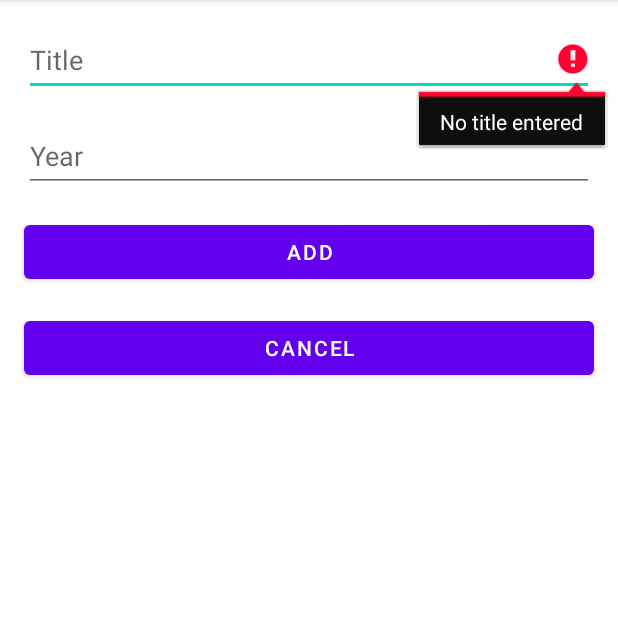
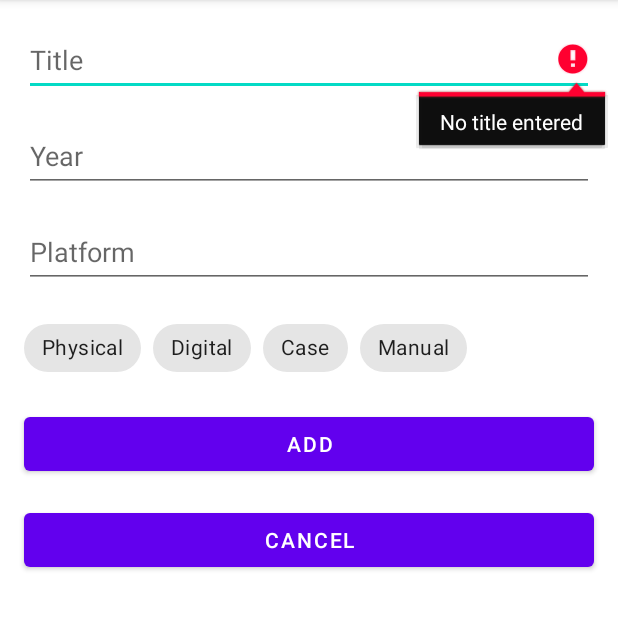
Before and after one commit to jwesgore/gamelibrary, an Android app: the fragment addGame placed in its activity, after a tap on "ADD", on a phone screen of 412 x 824 dp, the part 84-714 px from its top. Run offline under Robolectric (Android 15) with nearby library versions, the phone set to English and light mode, and no system bars; our stand-ins replace Firebase (no records; nobody signed in at launch, a user with empty details on screens opened directly).

Commit message:
add parameters to add file

```diff
--- a/app/src/main/java/com/example/gamelibrary/app/GameFile.kt
+++ b/app/src/main/java/com/example/gamelibrary/app/GameFile.kt
@@ -1,10 +1,12 @@
 package com.example.gamelibrary.app
+
+import java.util.jar.Attributes
 
 data class GameFile (
     val title   : String,
     val year    : String
-    //val platform: String
         ) {
-
-
+    lateinit var platform : String
+    var attributes = hashMapOf<String, Boolean>(
+        "physical" to false, "digital" to false, "case" to false, "manual" to false)
 }
--- a/app/src/main/java/com/example/gamelibrary/app/addGame.kt
+++ b/app/src/main/java/com/example/gamelibrary/app/addGame.kt
@@ -7,9 +7,12 @@ import androidx.fragment.app.Fragment
 import android.view.LayoutInflater
 import android.view.View
 import android.view.ViewGroup
+import android.widget.ArrayAdapter
+import android.widget.AutoCompleteTextView
 import android.widget.Button
 import android.widget.EditText
 import com.example.gamelibrary.R
+import com.google.android.material.chip.Chip
 
 // TODO: Rename parameter arguments, choose names that match
 // the fragment initialization parameters, e.g. ARG_ITEM_NUMBER
@@ -26,12 +29,20 @@ class addGame : Fragment() {
     private var param1: String? = null
     private var param2: String? = null
 
+    private var suggestion = arrayOf(
+        "Nintendo Switch", "Nintendo Wii U", "Nintendo Wii", "Nintendo Gamecube",
+        "(N64) Nintendo 64", "(SNES) Super Nintendo", "(NES) Nintendo Entertainment System",
+        "Xbox Series X", "Xbox One", "Xbox 360", "Xbox",
+        "(PS5) Playstation 5","(PS4) Playstation 4","(PS3) Playstation 3",
+        "(PS2) Playstation 2","(PS) Playstation")
+
     override fun onCreate(savedInstanceState: Bundle?) {
         super.onCreate(savedInstanceState)
         arguments?.let {
             param1 = it.getString(ARG_PARAM1)
             param2 = it.getString(ARG_PARAM2)
         }
+
     }
 
     override fun onCreateView(
@@ -42,26 +53,42 @@ class addGame : Fragment() {
         val view : View = inflater.inflate(R.layout.fragment_add_game, container, false)
         val appComm : appComm = activity as appComm
 
-        val title   : EditText = view.findViewById(R.id.AddGame_editTextTitle)
-        val year    : EditText = view.findViewById(R.id.AddGame_editTextYear)
-        val add     : Button   = view.findViewById(R.id.AddGame_buttonAdd)
-        val cancel  : Button   = view.findViewById(R.id.AddGame_buttonCancel)
+        val platform : AutoCompleteTextView = view.findViewById(R.id.AddGame_autoCompleteTextViewPlatform)
+        val title    : EditText = view.findViewById(R.id.AddGame_editTextTitle)
+        val year     : EditText = view.findViewById(R.id.AddGame_editTextYear)
+        val add      : Button   = view.findViewById(R.id.AddGame_buttonAdd)
+        val cancel   : Button   = view.findViewById(R.id.AddGame_buttonCancel)
+        val physical : Chip     = view.findViewById(R.id.AddGame_chipPhysicalGame)
+        val digital  : Chip     = view.findViewById(R.id.AddGame_chipDigitalGame)
+        val case     : Chip     = view.findViewById(R.id.AddGame_chipCase)
+        val manual   : Chip     = view.findViewById(R.id.AddGame_chipManual)
 
+        // autocomplete text
+        var adapter = ArrayAdapter(view.context,android.R.layout.simple_list_item_1, suggestion)
+        platform.threshold = 0
+        platform.setAdapter(adapter)
+
+        // onclick
         add.setOnClickListener {
             try {
-                val game: GameFile = checkValues(title, year)
+                var game: GameFile = checkValues(title, year, platform)
                 appComm.addGameFile(game)
             } catch (e : Exception) {
                 Log.d(TAG, e.toString())
             }
         }
 
+        cancel.setOnClickListener {  }
+
+
+
         return view
     }
 
-    fun checkValues(title: EditText, year: EditText): GameFile {
-        val titleIn = title.text.toString()
-        val yearIn  = year.text.toString()
+    private fun checkValues(title: EditText, year: EditText, platform: AutoCompleteTextView): GameFile {
+        val titleIn    = title.text.toString()
+        val yearIn     = year.text.toString()
+        val platformIn = platform.text.toString()
 
         if (titleIn.isBlank()) {
             title.setError("No title entered")
@@ -75,7 +102,15 @@ class addGame : Fragment() {
             throw Exception("no year")
         }
 
-        return GameFile(titleIn, yearIn)
+        if (platformIn.isBlank()) {
+            platform.setError("No platform entered")
+            platform.requestFocus()
+            throw Exception("no platform")
+        }
+
+        var game = GameFile(titleIn, yearIn)
+        game.platform = platformIn
+        return game
     }
 
     companion object {
--- a/app/src/main/java/com/example/gamelibrary/app/home.kt
+++ b/app/src/main/java/com/example/gamelibrary/app/home.kt
@@ -75,6 +75,7 @@ class home : Fragment() {
                 for (snapshot in DocumentSnapshot) {
                     Log.d(TAG, snapshot.toString())
                     val gameFile = GameFile(snapshot["title"].toString(), snapshot["year"].toString())
+                    gameFile.platform = snapshot["platform"].toString()
                     data.add(gameFile)
                 }
             appComm.UpdateRecycler()
--- a/app/src/main/java/com/example/gamelibrary/app/recyclerAdapter.kt
+++ b/app/src/main/java/com/example/gamelibrary/app/recyclerAdapter.kt
@@ -39,6 +39,7 @@ class recyclerAdapter(private val data : ArrayList<GameFile>) :  RecyclerView.Ad
 
         holder.title.text    = game.title
         holder.year.text     = game.year
+        holder.platform.text = game.platform
         //holder.platform.text = game.platform
 
     }
--- a/app/src/main/res/layout/fragment_add_game.xml
+++ b/app/src/main/res/layout/fragment_add_game.xml
@@ -13,8 +13,9 @@
         android:layout_marginTop="16dp"
         android:text="@string/add_add"
         app:layout_constraintEnd_toEndOf="@+id/AddGame_editTextYear"
+        app:layout_constraintHorizontal_bias="0.0"
         app:layout_constraintStart_toStartOf="@+id/AddGame_editTextYear"
-        app:layout_constraintTop_toBottomOf="@+id/AddGame_editTextYear" />
+        app:layout_constraintTop_toBottomOf="@+id/AddGame_chipGroup" />
 
     <Button
         android:id="@+id/AddGame_buttonCancel"
@@ -23,6 +24,7 @@
         android:layout_marginTop="16dp"
         android:text="@string/add_cancel"
         app:layout_constraintEnd_toEndOf="@+id/AddGame_buttonAdd"
+        app:layout_constraintHorizontal_bias="0.0"
         app:layout_constraintStart_toStartOf="@+id/AddGame_buttonAdd"
         app:layout_constraintTop_toBottomOf="@+id/AddGame_buttonAdd" />
 
@@ -53,4 +55,56 @@
         app:layout_constraintEnd_toEndOf="@+id/AddGame_editTextTitle"
         app:layout_constraintStart_toStartOf="@+id/AddGame_editTextTitle"
         app:layout_constraintTop_toBottomOf="@+id/AddGame_editTextTitle" />
+
+    <com.google.android.material.chip.ChipGroup
+        android:id="@+id/AddGame_chipGroup"
+        style="@style/Widget.MaterialComponents.Chip.Choice"
+        android:layout_width="0dp"
+        android:layout_height="wrap_content"
+        android:layout_marginTop="16dp"
+        app:layout_constraintEnd_toEndOf="@+id/AddGame_autoCompleteTextViewPlatform"
+        app:layout_constraintStart_toStartOf="@+id/AddGame_autoCompleteTextViewPlatform"
+        app:layout_constraintTop_toBottomOf="@+id/AddGame_autoCompleteTextViewPlatform">
+
+        <com.google.android.material.chip.Chip
+            android:id="@+id/AddGame_chipPhysicalGame"
+            style="@style/Widget.MaterialComponents.Chip.Choice"
+            android:layout_width="wrap_content"
+            android:layout_height="wrap_content"
+            android:text="@string/add_physical" />
+
+        <com.google.android.material.chip.Chip
+            android:id="@+id/AddGame_chipDigitalGame"
+            style="@style/Widget.MaterialComponents.Chip.Choice"
+            android:layout_width="wrap_content"
+            android:layout_height="wrap_content"
+            android:text="@string/add_digital" />
+
+        <com.google.android.material.chip.Chip
+            android:id="@+id/AddGame_chipCase"
+            style="@style/Widget.MaterialComponents.Chip.Choice"
+            android:layout_width="wrap_content"
+            android:layout_height="wrap_content"
+            android:text="@string/add_case" />
+
+        <com.google.android.material.chip.Chip
+            android:id="@+id/AddGame_chipManual"
+            style="@style/Widget.MaterialComponents.Chip.Choice"
+            android:layout_width="wrap_content"
+            android:layout_height="wrap_content"
+            android:text="@string/add_manual" />
+    </com.google.android.material.chip.ChipGroup>
+
+    <AutoCompleteTextView
+        android:id="@+id/AddGame_autoCompleteTextViewPlatform"
+        android:layout_width="0dp"
+        android:layout_height="wrap_content"
+        android:layout_marginTop="16dp"
+        android:hint="@string/add_platform"
+        android:minHeight="48dp"
+        android:singleLine="true"
+        app:layout_constraintEnd_toEndOf="@+id/AddGame_editTextYear"
+        app:layout_constraintStart_toStartOf="@+id/AddGame_editTextYear"
+        app:layout_constraintTop_toBottomOf="@+id/AddGame_editTextYear" />
+
 </androidx.constraintlayout.widget.ConstraintLayout>
--- a/app/src/main/res/values/strings.xml
+++ b/app/src/main/res/values/strings.xml
@@ -16,4 +16,9 @@
     <string name="add_cancel">Cancel</string>
     <string name="add_title">Title</string>
     <string name="add_year">Year</string>
+    <string name="add_physical">Physical</string>
+    <string name="add_digital">Digital</string>
+    <string name="add_case">Case</string>
+    <string name="add_manual">Manual</string>
+    <string name="add_platform">Platform</string>
 </resources>
```
